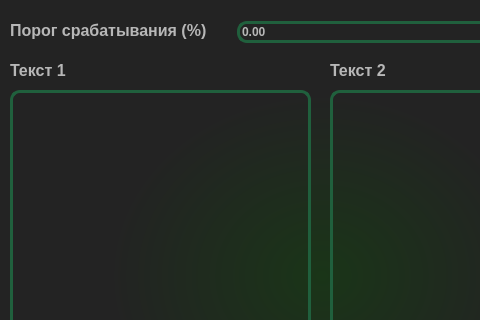
This is AntiPlagiarism_dark.ui in Kimiroshi/Cupol as Qt 5 draws it before an edit; both pictures show x 0 to 480 and y 0 to 320 of the 644 by 571 pixel window. The edited form follows.
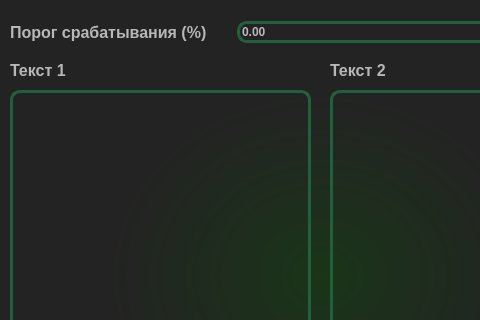
This is the edited form.

```diff
--- a/AntiPlagiarism_dark.ui
+++ b/AntiPlagiarism_dark.ui
@@ -76,8 +76,8 @@
      <rect>
       <x>10</x>
       <y>20</y>
-      <width>221</width>
-      <height>21</height>
+      <width>224</width>
+      <height>24</height>
      </rect>
     </property>
     <property name="font">
```
